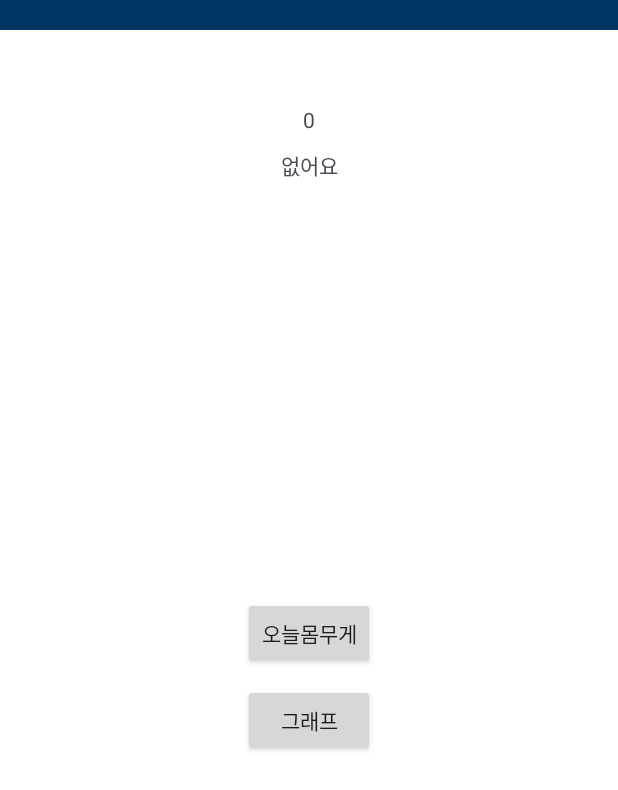
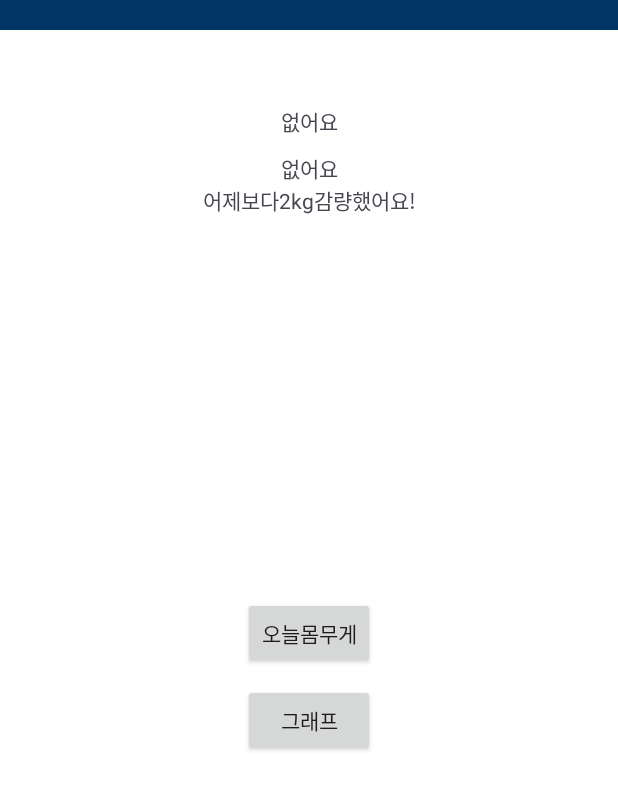
Before and after one commit to myfitroutine/myfitroutine, an Android app: the screen it shows after launch (MainActivity), on a phone screen of 412 x 824 dp. Shown: the top 790 px of the screen. Run offline under Robolectric (Android 15) with nearby library versions, the phone set to English and light mode, and no system bars; our stand-ins replace Firebase (no records; nobody signed in at launch, a user with empty details on screens opened directly).

Commit message:
[Design] main_page yesterday weight 구현

```diff
--- a/app/src/main/java/com/bestteam/myfitroutine/Dialog/TodayWeightDialog.kt
+++ b/app/src/main/java/com/bestteam/myfitroutine/Dialog/TodayWeightDialog.kt
@@ -62,9 +62,6 @@ class TodayWeightDialog : DialogFragment() {
     }
     override fun onDismiss(dialog: DialogInterface) {
         super.onDismiss(dialog)
-        // Dialog가 닫힐 때 Fragment를 갱신하는 작업을 수행합니다.
-        // 예를 들어, Fragment 내부에서 데이터를 다시 로드하거나 업데이트할 수 있습니다.
-        // 아래는 간단한 예시입니다.
         (parentFragment as? MainFragment)?.onResume()
     }
 }
--- a/app/src/main/java/com/bestteam/myfitroutine/Repository/MainRepository.kt
+++ b/app/src/main/java/com/bestteam/myfitroutine/Repository/MainRepository.kt
@@ -16,9 +16,9 @@ interface MainRepository {
     suspend fun addWeight(weight: WeightData)
     suspend fun getAllWeight(): List<WeightData>
     suspend fun getTodayWeight(): WeightData?
-    suspend fun updateWeight(entity: WeightData)
-    suspend fun deleteWeight(id: String)
+    suspend fun getYesterdayWeight(): WeightData?
     suspend fun getCurrentDate(): String
+    suspend fun getYesterdayDate(): String
 }
 class MainRepositoryImpl (db: FirebaseFirestore): MainRepository {
 
@@ -31,15 +31,19 @@ class MainRepositoryImpl (db: FirebaseFirestore): MainRepository {
         return currentDate.format(dateFormat)
     }
 
+    @RequiresApi(Build.VERSION_CODES.O)
+    override suspend fun getYesterdayDate(): String {
+        val yesterday = LocalDate.now().minusDays(1)
+        val dateFormat = DateTimeFormatter.ofPattern("yyyy-MM-dd", Locale.getDefault())
+        return yesterday.format(dateFormat)
+    }
+
+    @RequiresApi(Build.VERSION_CODES.O)
     override suspend fun addWeight(weight: WeightData) {
-        val dateString = weight.date
-        val dateFormat = SimpleDateFormat("yyyy-MM-dd", Locale.getDefault())
-        val date = dateFormat.parse(dateString)
-        val yearMonthDay = dateFormat.format(date)
-
+        val today = getCurrentDate()
 
         // Document ID를 현재 년, 월, 일로 설정하여 추가
-        collection.document(yearMonthDay).set(weight).await()
+        collection.document(today).set(weight).await()
     }
 
     override suspend fun getAllWeight(): List<WeightData> {
@@ -55,14 +59,11 @@ class MainRepositoryImpl (db: FirebaseFirestore): MainRepository {
 
         return document.toObject(WeightData::class.java)
     }
-//    suspend fun getYesterdayWeight(id: Timestamp): WeightData?{
-//        val document = collection.document(id.toString()-1).get().await()
-//        return document.toObject((WeightData::class.java))
-//    }
-    override suspend fun updateWeight(weight: WeightData) {
-        collection.document((weight.date).toString()).set(weight).await()
-    }
-    override suspend fun deleteWeight(id: String) {
-        collection.document(id).delete().await()
+    @RequiresApi(Build.VERSION_CODES.O)
+    override suspend fun getYesterdayWeight(): WeightData?{
+        val yesterday = getYesterdayDate()
+        val document = collection.document(yesterday).get().await()
+        Log.d("nyh", "getYesterdayWeight repo: $yesterday")
+        return document.toObject((WeightData::class.java))
     }
 }
--- a/app/src/main/java/com/bestteam/myfitroutine/View/MainFragment.kt
+++ b/app/src/main/java/com/bestteam/myfitroutine/View/MainFragment.kt
@@ -41,7 +41,20 @@ class MainFragment : Fragment() {
         super.onViewCreated(view, savedInstanceState)
 
         weightViewModel = ViewModelProvider(this).get(MainViewModel::class.java)
+
         val todayWeight = binding.txtTodayWeight
+        val yesterdayWeight = binding.txtYesterWeight
+        val chagnedWeight = binding.txtChangeWeight
+        val chagnedTxt = binding.txtChagneTxt
+
+        viewLifecycleOwner.lifecycleScope.launch {
+            weightViewModel.getYesterdayWeight()
+            weightViewModel.yesterdayWeight.collect { yesterday ->
+                withContext(Dispatchers.Main){
+                    yesterdayWeight.text = (yesterday ?: "없어요").toString()
+                }
+            }
+        }
 
         viewLifecycleOwner.lifecycleScope.launch {
             weightViewModel.getTodayWeight()
@@ -52,6 +65,8 @@ class MainFragment : Fragment() {
                 }
             }
         }
+
+
         binding.btnTodayWeight.setOnClickListener {
             val todayWeightDialog = TodayWeightDialog()
             todayWeightDialog.show(childFragmentManager, "TodayWeight")
@@ -74,5 +89,4 @@ class MainFragment : Fragment() {
             }
         }
     }
-
 }
--- a/app/src/main/java/com/bestteam/myfitroutine/ViewModel/MainViewModel.kt
+++ b/app/src/main/java/com/bestteam/myfitroutine/ViewModel/MainViewModel.kt
@@ -21,6 +21,9 @@ class MainViewModel(private val repository : MainRepository) : ViewModel() {
     private val _todayWeight = MutableStateFlow<Int?>(null)
     val todayWeight : StateFlow<Int?> get() = _todayWeight
 
+    private val _yesterdayWeight = MutableStateFlow<Int?>(null)
+    val yesterdayWeight : StateFlow<Int?> get() = _yesterdayWeight
+
 
     fun addWeight(weight: WeightData){
         viewModelScope.launch {
@@ -39,13 +42,16 @@ class MainViewModel(private val repository : MainRepository) : ViewModel() {
             repository.getTodayWeight()?.let {
                 _todayWeight.value = it.weight
             }
-            Log.d("nyh", "getTodayWeight Viewmodel : _value = ${_todayWeight.value} , value = ${todayWeight.value}")
+            Log.d("nyh", "getTodayWeight Viewmodel : value = ${_todayWeight.value}")
         }
     }
-//    fun updateWeight(weight: WeightData) {
-//        viewModelScope.launch {
-//            repository.updateWeight(weight)
-//        }
-//    }
 
+    fun getYesterdayWeight(){
+        viewModelScope.launch {
+            repository.getYesterdayWeight()?.let {
+                _yesterdayWeight.value = it.weight
+            }
+            Log.d("nyh", "getgetYesterdayDate Viewmodel : value = ${_yesterdayWeight.value}")
+        }
+    }
 }
--- a/app/src/main/res/layout/fragment_main.xml
+++ b/app/src/main/res/layout/fragment_main.xml
@@ -28,6 +28,10 @@
         app:layout_constraintEnd_toEndOf="parent"
         app:layout_constraintStart_toStartOf="parent"
         app:layout_constraintTop_toBottomOf="@+id/txt_yester_weight" />
+
+
+
+
     <androidx.appcompat.widget.AppCompatButton
         android:id="@+id/btn_today_weight"
         android:layout_width="wrap_content"
@@ -47,7 +51,47 @@
         app:layout_constraintStart_toStartOf="parent"
         app:layout_constraintTop_toBottomOf="@+id/btn_today_weight" />
 
+    <LinearLayout
+        android:layout_width="wrap_content"
+        android:layout_height="wrap_content"
+        android:orientation="horizontal"
+        app:layout_constraintEnd_toEndOf="parent"
+        app:layout_constraintStart_toStartOf="parent"
+        app:layout_constraintTop_toBottomOf="@+id/txt_today_weight">
 
+        <TextView
+            android:layout_width="wrap_content"
+            android:layout_height="wrap_content"
+            android:layout_weight="1"
+            android:text="어제보다" />
+
+        <TextView
+            android:id="@+id/txt_change_weight"
+            android:layout_width="wrap_content"
+            android:layout_height="wrap_content"
+            android:layout_weight="1"
+            android:text="2" />
+
+        <TextView
+            android:layout_width="wrap_content"
+            android:layout_height="wrap_content"
+            android:layout_weight="1"
+            android:text="kg" />
+
+        <TextView
+            android:id="@+id/txt_chagne_txt"
+            android:layout_width="wrap_content"
+            android:layout_height="wrap_content"
+            android:layout_weight="1"
+            android:text="감량" />
+
+        <TextView
+            android:id="@+id/textView7"
+            android:layout_width="wrap_content"
+            android:layout_height="wrap_content"
+            android:layout_weight="1"
+            android:text="했어요!" />
+    </LinearLayout>
 
 
 </androidx.constraintlayout.widget.ConstraintLayout>
--- a/app/src/main/res/values/strings.xml
+++ b/app/src/main/res/values/strings.xml
@@ -2,4 +2,5 @@
     <string name="app_name">myfitroutine</string>
     <!-- TODO: Remove or change this placeholder text -->
     <string name="hello_blank_fragment">Hello blank fragment</string>
+    <string name="reduce">감량</string>
 </resources>
```
